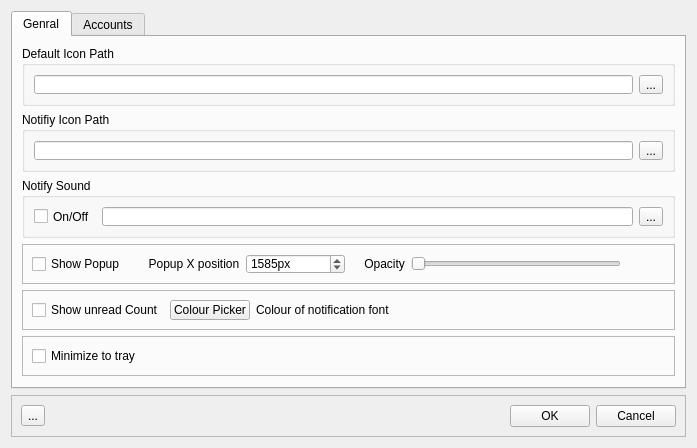
Before: the Qt Designer form tbtrayui.ui in JackDinn/tbtray, drawn with Qt 5.
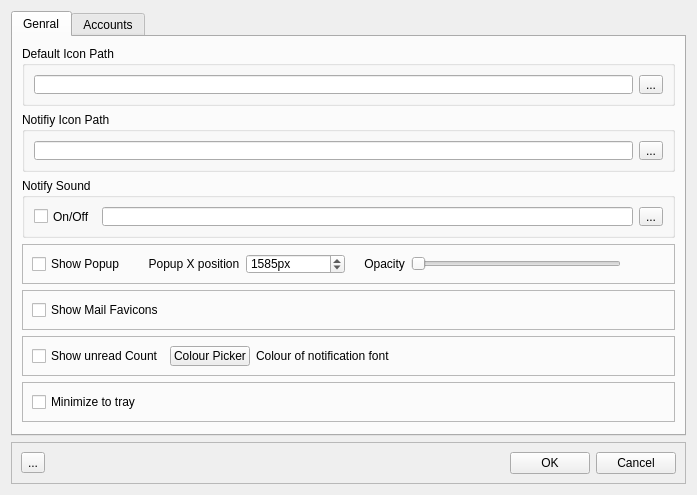
After: the same form once the commit is applied. Icons and pictures are not drawn.

Commit message: Favicons if the user wants.

```diff
--- a/tbtrayui.ui
+++ b/tbtrayui.ui
@@ -7,7 +7,7 @@
     <x>0</x>
     <y>0</y>
     <width>697</width>
-    <height>438</height>
+    <height>495</height>
    </rect>
   </property>
   <property name="windowTitle">
@@ -221,6 +221,31 @@
          </layout>
         </widget>
        </item>
+       <item>
+        <widget class="QFrame" name="frame_6">
+         <property name="maximumSize">
+          <size>
+           <width>16777215</width>
+           <height>40</height>
+          </size>
+         </property>
+         <property name="frameShape">
+          <enum>QFrame::StyledPanel</enum>
+         </property>
+         <property name="frameShadow">
+          <enum>QFrame::Raised</enum>
+         </property>
+         <layout class="QHBoxLayout" name="horizontalLayout_10">
+          <item>
+           <widget class="QCheckBox" name="checkBox_favicons">
+            <property name="text">
+             <string>Show Mail Favicons</string>
+            </property>
+           </widget>
+          </item>
+         </layout>
+        </widget>
+       </item>
        <item>
         <widget class="QFrame" name="frame_3">
          <property name="maximumSize">
```
The commit also changes 4 other files.
